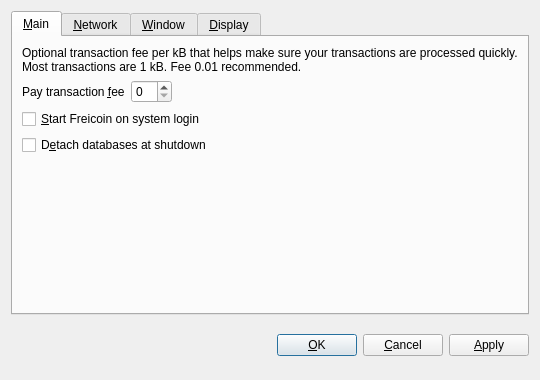
Before: the Qt Designer form src/qt/forms/optionsdialog.ui in invisibles/invisibles, drawn with Qt 5.
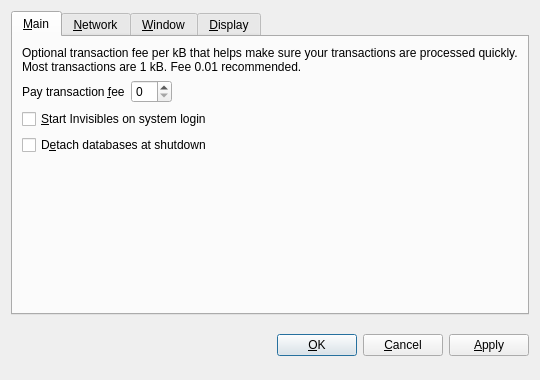
After: the same form once the commit is applied. Custom widgets are drawn as their Qt base class.

Commit message: Modifying names from original to Invisibles

Patch:
```diff
--- a/src/qt/forms/optionsdialog.ui
+++ b/src/qt/forms/optionsdialog.ui
@@ -82,7 +82,7 @@
           <string>Automatically start Freicoin after logging in to the system.</string>
          </property>
          <property name="text">
-          <string>&amp;Start Freicoin on system login</string>
+          <string>&amp;Start Invisibles on system login</string>
          </property>
         </widget>
        </item>
```
Left out of the diff: 18 changed lines with no effect on the pictures. The commit also changes 217 other files.
